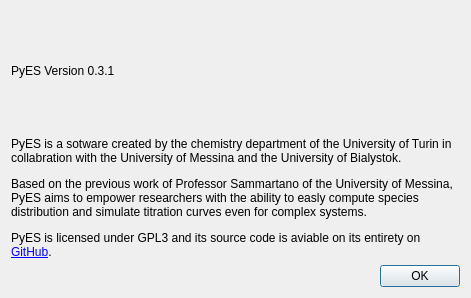
This is src/main/python/ui/PyES_about.ui in Kastakin/PyES as Qt 5 draws it before an edit. The edited form follows.
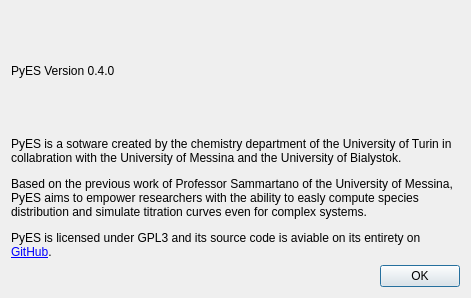
This is the edited form.

The edit to the form file:
```diff
--- a/src/main/python/ui/PyES_about.ui
+++ b/src/main/python/ui/PyES_about.ui
@@ -35,7 +35,7 @@
    <item>
     <widget class="QLabel" name="label">
      <property name="text">
-      <string>PyES Version 0.3.1</string>
+      <string>PyES Version 0.4.0</string>
      </property>
     </widget>
    </item>
```
